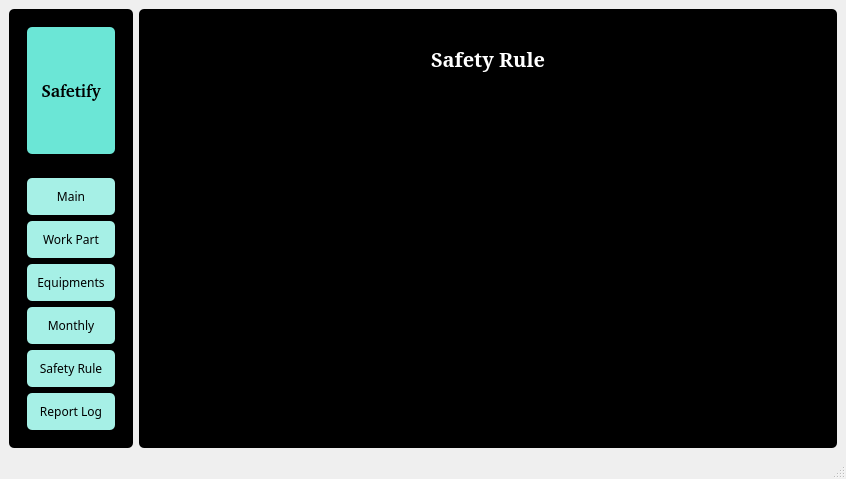
The window that gui/interface.ui (addinedu-ros-8th/deeplearning-repo-4) describes before a commit, drawn with Qt 5.
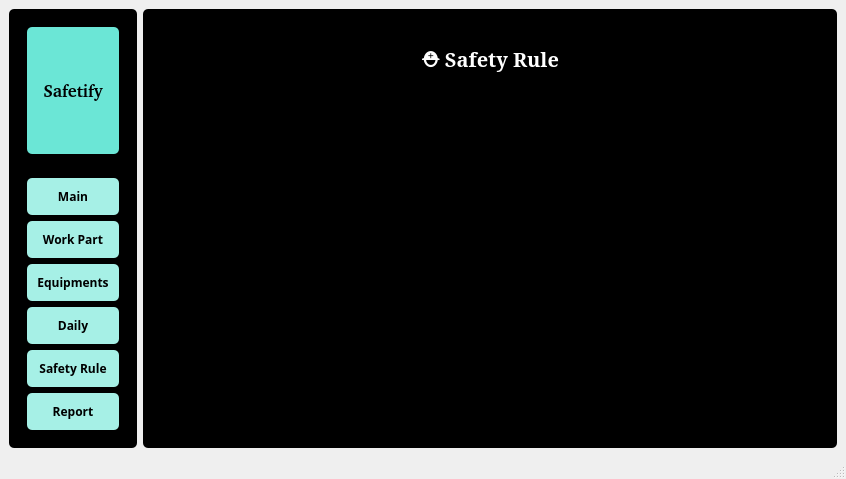
The same window after the commit. The open tabs and pages were chosen to show the change.

The edit to the form file:
```diff
--- a/gui/interface.ui
+++ b/gui/interface.ui
@@ -45,6 +45,12 @@
 }
 #frame_20 QLabel{
 	color: black;
+}
+#frame_17 QLabel{
+	border-radius: 5px;
+	border: 2px solid white;
+}#frame_19 QLabel{
+	color:black;
 }</string>
    </property>
    <layout class="QHBoxLayout" name="horizontalLayout">
@@ -102,6 +108,8 @@
             <property name="font">
              <font>
               <family>Sans Serif</family>
+              <weight>75</weight>
+              <bold>true</bold>
              </font>
             </property>
             <property name="text">
@@ -114,6 +122,8 @@
             <property name="font">
              <font>
               <family>Sans Serif</family>
+              <weight>75</weight>
+              <bold>true</bold>
              </font>
             </property>
             <property name="text">
@@ -126,6 +136,8 @@
             <property name="font">
              <font>
               <family>Sans Serif</family>
+              <weight>75</weight>
+              <bold>true</bold>
              </font>
             </property>
             <property name="text">
@@ -138,10 +150,12 @@
             <property name="font">
              <font>
               <family>Sans Serif</family>
+              <weight>75</weight>
+              <bold>true</bold>
              </font>
             </property>
             <property name="text">
-             <string>Monthly</string>
+             <string>Daily</string>
             </property>
            </widget>
           </item>
@@ -150,6 +164,8 @@
             <property name="font">
              <font>
               <family>Sans Serif</family>
+              <weight>75</weight>
+              <bold>true</bold>
              </font>
             </property>
             <property name="text">
@@ -162,10 +178,12 @@
             <property name="font">
              <font>
               <family>Sans Serif</family>
+              <weight>75</weight>
+              <bold>true</bold>
              </font>
             </property>
             <property name="text">
-             <string>Report Log</string>
+             <string>Report</string>
             </property>
            </widget>
           </item>
@@ -525,7 +543,7 @@
                     </font>
                    </property>
                    <property name="text">
-                    <string>Safety Rule</string>
+                    <string>⛑️ Safety Rule</string>
                    </property>
                    <property name="alignment">
                     <set>Qt::AlignCenter</set>
```
Left out of the diff: 173 changed lines with no effect on the pictures.
